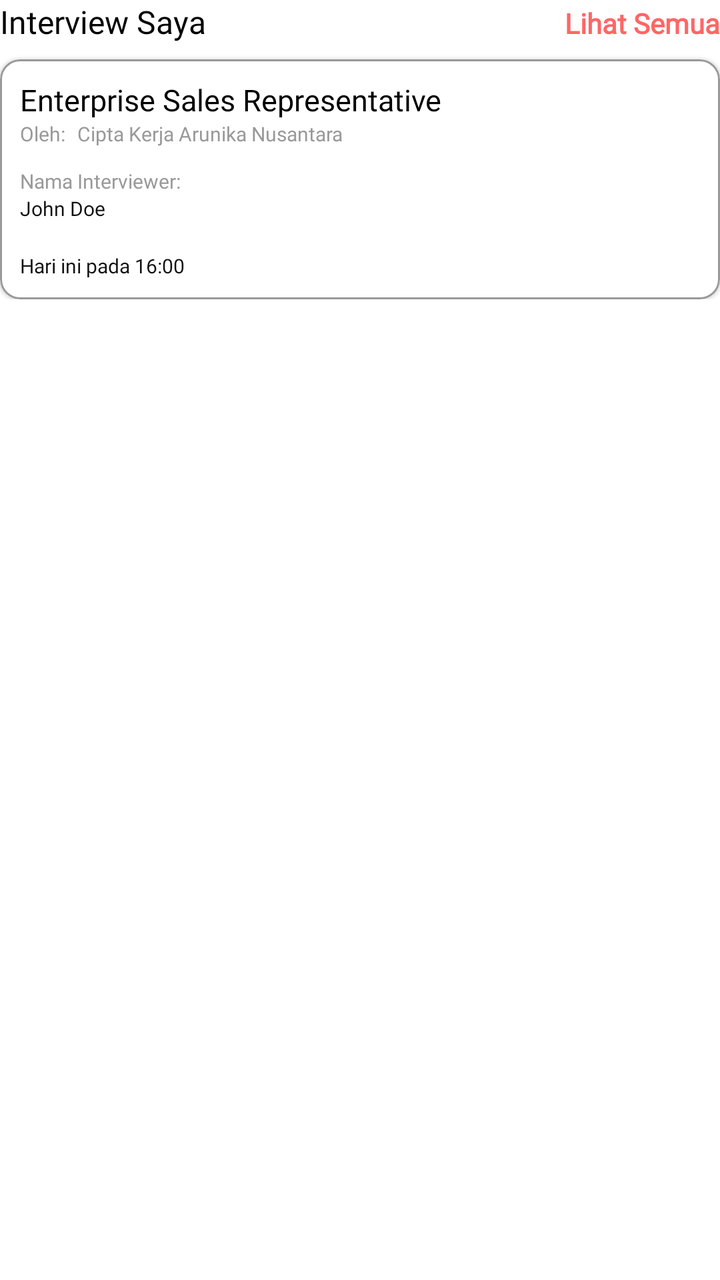
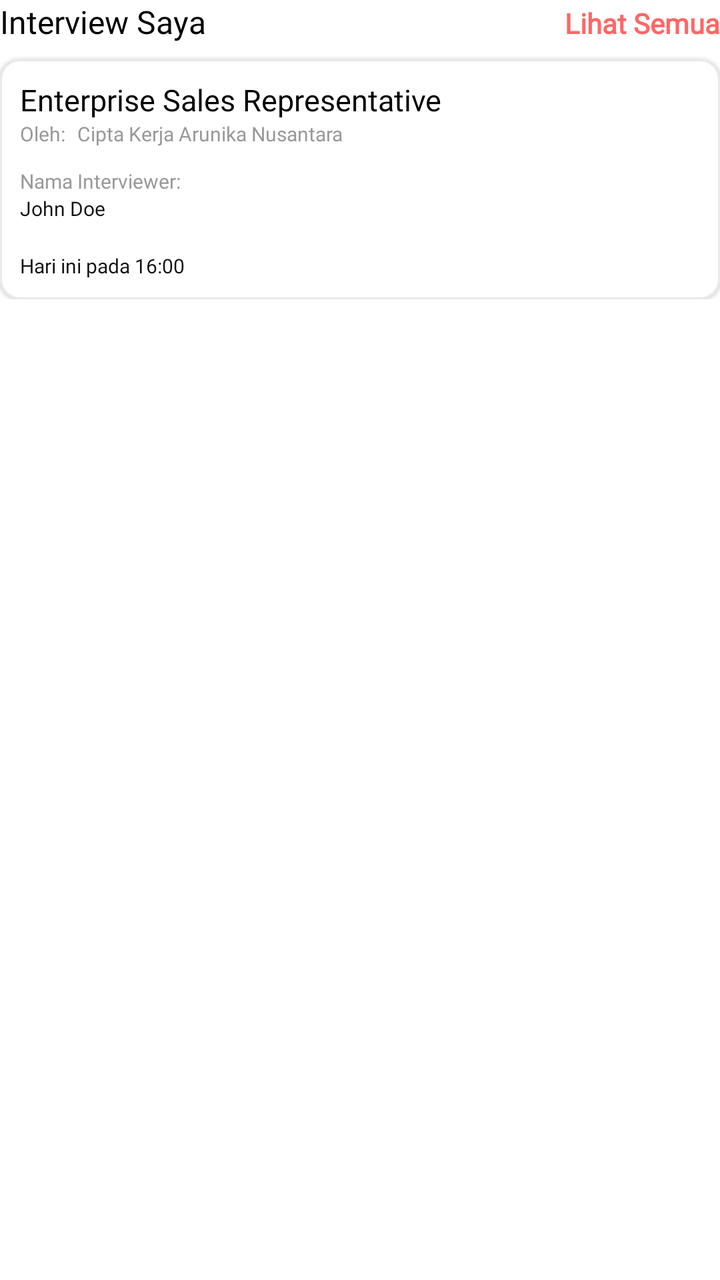

The first picture is an Android layout as it rendered before a commit; the second is the same layout after the commit. The layout source and the unified diff follow.
<!-- AndroidManifest.xml: application theme Theme.Kerjaloka -->
<!-- res/layout/section_my_interview.xml -->
<?xml version="1.0" encoding="utf-8"?>
<LinearLayout xmlns:android="http://schemas.android.com/apk/res/android"
    xmlns:tools="http://schemas.android.com/tools"
    android:layout_width="match_parent"
    android:layout_height="wrap_content"
    android:layout_marginTop="15dp"
    android:orientation="vertical">

    <LinearLayout
        android:layout_width="match_parent"
        android:layout_height="wrap_content"
        android:orientation="vertical"
        tools:ignore="UselessParent">

        <LinearLayout
            android:layout_width="match_parent"
            android:layout_height="wrap_content"
            android:orientation="horizontal"
            android:weightSum="1">

            <TextView
                android:layout_width="wrap_content"
                android:layout_height="wrap_content"
                android:layout_weight="1"
                android:fontFamily="@font/poppins_bold"
                android:text="@string/my_interview"
                android:textColor="@color/black"
                android:textSize="16sp" />

            <TextView
                android:id="@+id/btn_see_all_interview"
                android:layout_width="wrap_content"
                android:layout_height="wrap_content"
                android:layout_weight="2"
                android:clickable="true"
                android:focusable="true"
                android:fontFamily="@font/poppins_bold"
                android:text="@string/see_all"
                android:textColor="@color/danger_500"
                android:textSize="14sp"
                android:textStyle="bold" />
        </LinearLayout>

        <com.google.android.material.card.MaterialCardView xmlns:app="http://schemas.android.com/apk/res-auto"
            android:id="@+id/card_interview"
            android:layout_width="match_parent"
            android:layout_height="wrap_content"
            android:layout_marginTop="8dp"
            android:checkable="true"
            android:clickable="true"
            android:focusable="true"
            app:cardCornerRadius="10dp"
            app:strokeColor="@color/trueGray_50"
            app:strokeWidth="1dp">

            <LinearLayout
                android:layout_width="match_parent"
                android:layout_height="wrap_content"
                android:orientation="vertical"
                android:paddingHorizontal="10dp"
                android:paddingVertical="10dp">

                <TextView
                    android:id="@+id/title_job_interview"
                    android:layout_width="wrap_content"
                    android:layout_height="wrap_content"
                    android:fontFamily="@font/poppins_bold"
                    android:text="@string/title_job_interview"
                    android:textColor="@color/black"
                    android:textSize="15sp" />

                <LinearLayout
                    android:layout_width="match_parent"
                    android:layout_height="wrap_content">

                    <TextView
                        android:layout_width="wrap_content"
                        android:layout_height="wrap_content"
                        android:fontFamily="@font/poppins"
                        android:paddingEnd="6dp"
                        android:text="@string/by_company"
                        android:textColor="@color/trueGray_50"
                        android:textSize="10sp"
                        tools:ignore="RtlSymmetry,SmallSp" />

                    <TextView
                        android:id="@+id/company_name"
                        android:layout_width="wrap_content"
                        android:layout_height="wrap_content"
                        android:fontFamily="@font/poppins"
                        android:text="@string/company_name"
                        android:textColor="@color/trueGray_50"
                        android:textSize="10sp"
                        tools:ignore="SmallSp" />
                </LinearLayout>

                <LinearLayout
                    android:layout_width="match_parent"
                    android:layout_height="wrap_content"
                    android:layout_marginTop="10dp"
                    android:layout_marginBottom="15dp"
                    android:orientation="vertical">

                    <TextView
                        android:layout_width="wrap_content"
                        android:layout_height="wrap_content"
                        android:fontFamily="@font/poppins"
                        android:paddingEnd="6dp"
                        android:text="@string/name_of_interviewer"
                        android:textColor="@color/trueGray_50"
                        android:textSize="10sp"
                        tools:ignore="RtlSymmetry,SmallSp" />

                    <TextView
                        android:id="@+id/interviewer_name"
                        android:layout_width="wrap_content"
                        android:layout_height="wrap_content"
                        android:fontFamily="@font/poppins_bold"
                        android:text="@string/interviewer"
                        android:textColor="@color/dark_100"
                        android:textSize="10sp"
                        tools:ignore="SmallSp" />
                </LinearLayout>

                <TextView
                    android:id="@+id/interview_day"
                    android:layout_width="match_parent"
                    android:layout_height="wrap_content"
                    android:fontFamily="@font/poppins"
                    android:text="Hari ini pada 16:00"
                    android:textColor="@color/dark_100"
                    android:textSize="10sp"
                    tools:ignore="SmallSp" />
            </LinearLayout>
        </com.google.android.material.card.MaterialCardView>


    </LinearLayout>

</LinearLayout>
<!-- resources referenced by this layout -->
<resources>
  <color name="black">#FF000000</color>
  <color name="danger_500">#FF6666</color>
  <color name="dark_100">#111111</color>
  <color name="trueGray_50">#999999</color>
  <string name="by_company">Oleh:</string>
  <string name="company_name">Cipta Kerja Arunika Nusantara</string>
  <string name="interviewer">John Doe</string>
  <string name="my_interview">Interview Saya</string>
  <string name="name_of_interviewer">Nama Interviewer:</string>
  <string name="see_all">Lihat Semua</string>
  <string name="title_job_interview">Enterprise Sales Representative</string>
  <style name="Theme.Kerjaloka" parent="Theme.MaterialComponents.DayNight.NoActionBar">
          
          <item name="colorPrimary">@color/danger_500</item>
          <item name="colorPrimaryVariant">@color/danger_500</item>
          <item name="colorOnPrimary">@color/white</item>
          
          <item name="colorSecondary">@color/danger_500</item>
          <item name="colorSecondaryVariant">@color/danger_500</item>
          <item name="colorOnSecondary">@color/black</item>
          
          <item name="android:statusBarColor" tools:targetApi="l">?attr/colorPrimaryVariant</item>
          
  
      </style>
  <color name="white">#FFFFFFFF</color>
</resources>

<!-- the commit's change to res/layout/section_my_interview.xml (unified diff, before → after) -->
@@ -50,7 +50,7 @@
             android:clickable="true"
             android:focusable="true"
             app:cardCornerRadius="10dp"
-            app:strokeColor="@color/trueGray_50"
+            app:strokeColor="@color/light_500"
             app:strokeWidth="1dp">
 
             <LinearLayout
<!-- resource entries referenced after the edit -->
@@ -3,6 +3,7 @@
   <color name="black">#FF000000</color>
   <color name="danger_500">#FF6666</color>
   <color name="dark_100">#111111</color>
+  <color name="light_500">#E9E9E9</color>
   <color name="trueGray_50">#999999</color>
   <string name="by_company">Oleh:</string>
   <string name="company_name">Cipta Kerja Arunika Nusantara</string>
